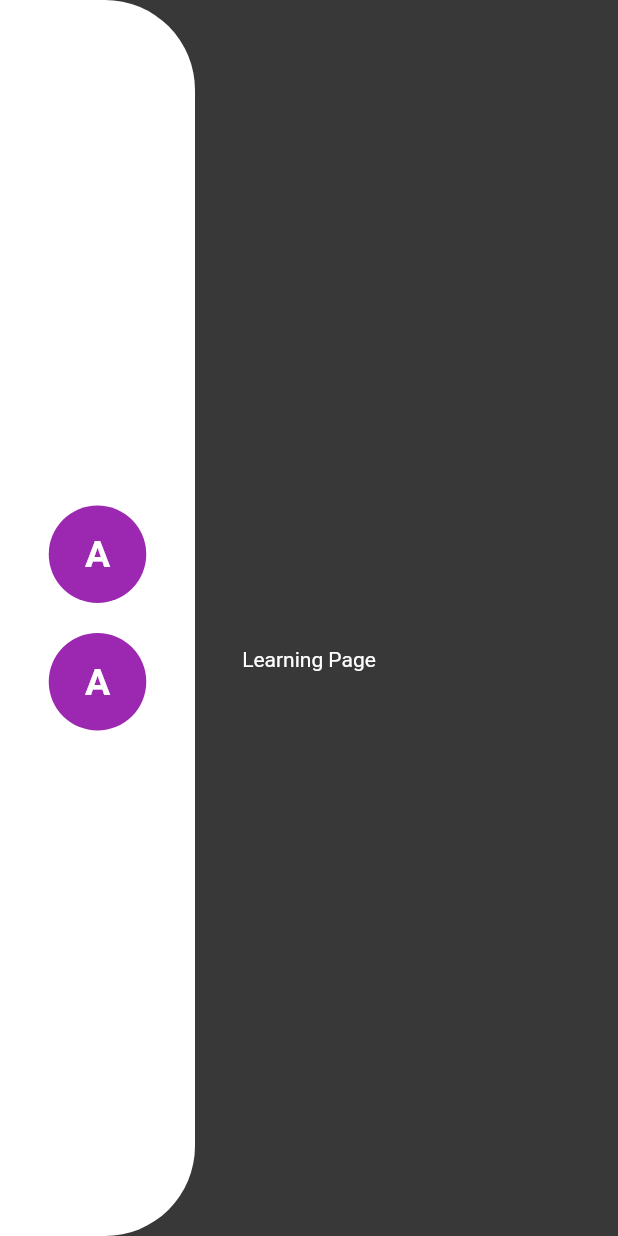
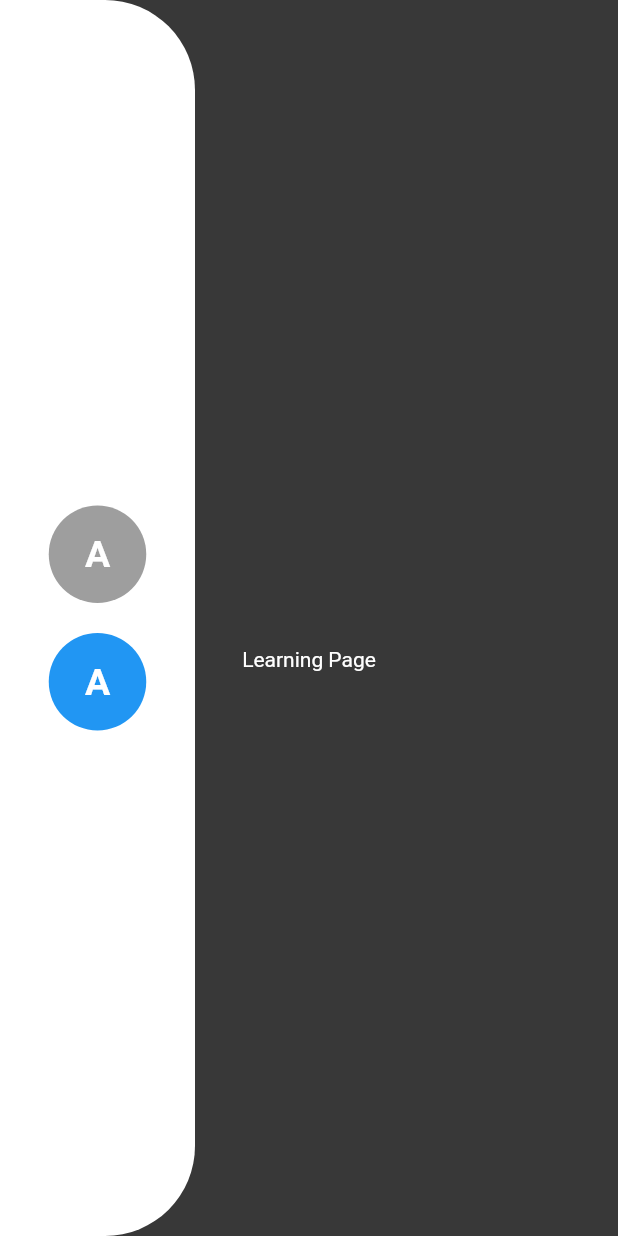
Before and after one commit to s7Thiago/ordenation-mark, a Flutter app: the screen it shows after launch, scrolled down 576 dp, on a phone screen of 412 x 824 dp. Run offline on Flutter 3.47's test engine with Material 2 defaults, Android fonts, the phone set to English and light mode, and no system bars.

Commit message:
Alterando cor do item de acordo com o index selecionado

```diff
--- a/lib/pages/home_page.dart
+++ b/lib/pages/home_page.dart
@@ -15,8 +15,7 @@ class Home extends StatelessWidget {
       const LearningPageContent(),
     ];
     int currentPage = 0;
-    final navigationProvider =
-        Provider.of<NavigationProvider>(context, listen: true);
+    final navigation = Provider.of<NavigationProvider>(context, listen: true);
 
     final controller = PageController();
 
@@ -28,7 +27,7 @@ class Home extends StatelessWidget {
             controller: controller,
             physics: const NeverScrollableScrollPhysics(),
             onPageChanged: (index) {
-              navigationProvider.updateIndex(index);
+              navigation.updateIndex(index);
             },
             itemCount: pages.length,
             scrollDirection: Axis.vertical,
--- a/lib/shared/widgets/navigation_bar_widget/custom_navigation_item.dart
+++ b/lib/shared/widgets/navigation_bar_widget/custom_navigation_item.dart
@@ -1,12 +1,14 @@
 import 'package:flutter/material.dart';
+import 'package:ordenation_mark/shared/providers/navigation.dart';
+import 'package:provider/provider.dart';
 
-class CustomNavigationItem extends StatefulWidget {
+class CustomNavigationItem extends StatelessWidget {
   final Widget? child;
   final VoidCallback onTap;
   final int index;
   final int? selectedIndex;
 
-  const CustomNavigationItem({
+  CustomNavigationItem({
     Key? key,
     this.child,
     required this.onTap,
@@ -15,42 +17,19 @@ class CustomNavigationItem extends StatefulWidget {
   }) : super(key: key);
 
   @override
-  State<CustomNavigationItem> createState() => _CustomNavigationItemState();
-}
+  Widget build(BuildContext context) {
+    final navigation = Provider.of<NavigationProvider>(context, listen: true);
 
-class _CustomNavigationItemState extends State<CustomNavigationItem> {
-  Color btnColor = Colors.purple;
-
-  bool isSelected() {
-    print('current: ${widget.index}, selected: ${widget.selectedIndex}');
-
-    if (widget.index == widget.selectedIndex) {
-      return true;
-    }
-    return false;
-  }
-
-  switchButtonColor() {
-    if (isSelected()) {
-      btnColor = Colors.purple;
-    } else {
-      btnColor = Colors.black45;
-    }
-  }
-
-  @override
-  Widget build(BuildContext context) {
     return Padding(
       padding: const EdgeInsets.all(10.0),
       child: Material(
-        color: btnColor,
+        color: navigation.currentIndex == index ? Colors.blue : Colors.grey,
         borderRadius: BorderRadius.circular(50),
         child: InkWell(
           borderRadius: BorderRadius.circular(50),
           onTap: () {
-            switchButtonColor();
-            widget.onTap();
-            setState(() {});
+            navigation.updateIndex(selectedIndex!);
+            onTap();
           },
           child: Container(
             width: 65,
@@ -59,7 +38,7 @@ class _CustomNavigationItemState extends State<CustomNavigationItem> {
               borderRadius: BorderRadius.circular(50),
             ),
             alignment: Alignment.center,
-            child: widget.child ??
+            child: child ??
                 const Text(
                   'A',
                   style: TextStyle(
```
